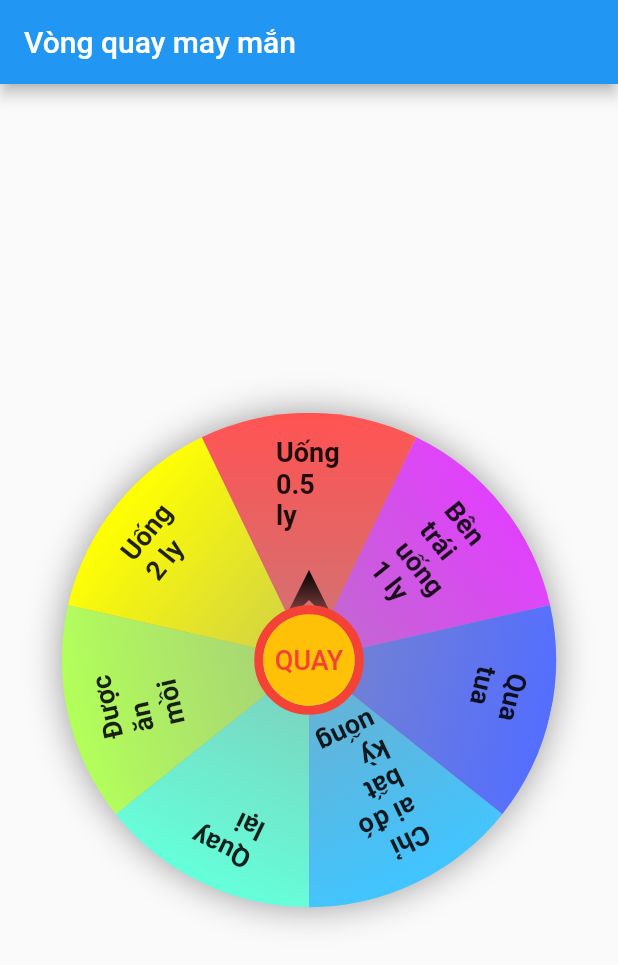
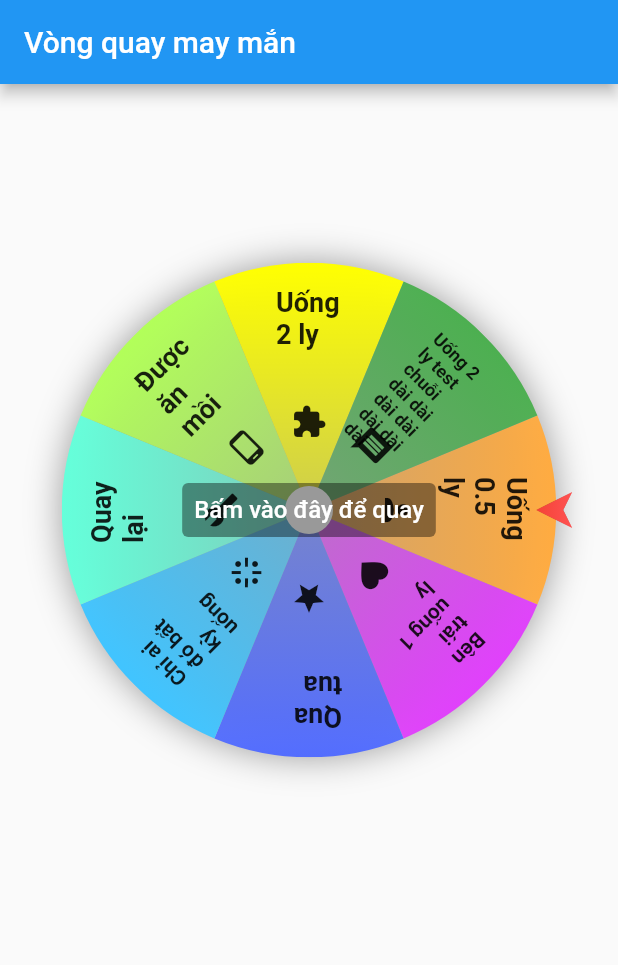
Before and after one commit to kenguyenduc/flutter-fortune-wheel, a Flutter app: the screen it shows after launch, on a phone screen of 412 x 824 dp. Shown: the top 965 px of the screen. Run offline on Flutter 3.47's test engine with Material 2 defaults, Android fonts, the phone set to English and light mode, and no system bars; drawn by our look-alikes of auto_size_text.

Commit message:
add priority fortune wheel

```diff
--- a/example/lib/main.dart
+++ b/example/lib/main.dart
@@ -4,7 +4,10 @@ import 'package:flutter/material.dart';
 import 'package:flutter_fortune_wheel/flutter_fortune_wheel.dart';
 
 void main() {
-  runApp(const MyApp());
+  runApp(const MaterialApp(
+    home: MyApp(),
+    title: 'Example',
+  ));
 }
 
 class MyApp extends StatefulWidget {
@@ -15,10 +18,13 @@ class MyApp extends StatefulWidget {
 }
 
 class _MyAppState extends State<MyApp> {
+  ///Hệ số ưu tiên
+  int numberBonusPriority = 1;
+
   final List<FortuneItem> _fortuneValues = <FortuneItem>[
-    FortuneItem('1', Colors.accents[0], const Icon(Icons.person_sharp)),
-    FortuneItem('2', Colors.accents[2], const Icon(Icons.favorite)),
-    FortuneItem('3', Colors.accents[4], const Icon(Icons.star)),
+    FortuneItem('1', Colors.accents[0], icon: const Icon(Icons.person_sharp)),
+    FortuneItem('2', Colors.accents[2], icon: const Icon(Icons.favorite)),
+    FortuneItem('3', Colors.accents[4], icon: const Icon(Icons.star)),
     FortuneItem('4', Colors.accents[6]),
     FortuneItem('5', Colors.accents[8]),
     FortuneItem('6', Colors.accents[10]),
@@ -31,21 +37,29 @@ class _MyAppState extends State<MyApp> {
   ];
 
   final List<FortuneItem> _anNhau = <FortuneItem>[
+    FortuneItem('Uống 0.5 ly', Colors.accents[14],
+        icon: const Icon(Icons.person_sharp)),
+    FortuneItem('Bên trái uống 1 ly', Colors.accents[2],
+        icon: const Icon(Icons.favorite)),
+    FortuneItem('Qua tua', Colors.accents[4], icon: const Icon(Icons.star)),
+    FortuneItem('Chỉ ai đó bất kỳ uống', Colors.accents[6],
+        icon: const Icon(Icons.stream)),
+    FortuneItem('Quay lại', Colors.accents[8], icon: const Icon(Icons.build)),
+    FortuneItem('Được ăn mồi', Colors.accents[10],
+        icon: const Icon(Icons.phone_android_outlined)),
+    FortuneItem('Uống 2 ly', Colors.accents[12],
+        icon: const Icon(Icons.extension)),
     FortuneItem(
-        'Uống 0.5 ly', Colors.accents[0], const Icon(Icons.person_sharp)),
-    FortuneItem(
-        'Bên trái uống 1 ly', Colors.accents[2], const Icon(Icons.favorite)),
-    FortuneItem('Qua tua', Colors.accents[4], const Icon(Icons.star)),
-    FortuneItem('Chỉ ai đó bất kỳ uống', Colors.accents[6]),
-    FortuneItem('Quay lại', Colors.accents[8]),
-    FortuneItem('Được ăn mồi', Colors.accents[10]),
-    FortuneItem('Uống 2 ly', Colors.accents[12]),
-    // FortuneItem('8', Colors.accents[14]),
-    // FortuneItem('9', Colors.accents[15]),
+        'Uống 2 ly test chuỗi dài dài dài dài dài dài dài', Colors.green,
+        icon: const Icon(Icons.message)),
   ];
 
   final StreamController<FortuneItem> _resultWheelController =
       StreamController<FortuneItem>.broadcast();
+
+  final List<FortuneItem> _resultsHistory = <FortuneItem>[];
+  final StreamController<List<FortuneItem>> _resultsHistoryController =
+      StreamController<List<FortuneItem>>.broadcast();
 
   @override
   void initState() {
@@ -60,6 +74,7 @@ class _MyAppState extends State<MyApp> {
           title: const Text('Vòng quay may mắn'),
         ),
         body: Center(
+          child: SingleChildScrollView(
             child: Column(
               mainAxisSize: MainAxisSize.min,
               children: [
@@ -68,32 +83,44 @@ class _MyAppState extends State<MyApp> {
                   onChanged: (FortuneItem item) {
                     _resultWheelController.add(item);
                   },
-              ),
-              StreamBuilder<FortuneItem>(
-                stream: _resultWheelController.stream,
-                builder: (context, snapshot) {
-                  if (snapshot.data != null) {
-                    return _buildResult(snapshot.data!);
-                  }
-                  return const SizedBox();
+                  onResult: (FortuneItem item) {
+                    showDialog(
+                      context: context,
+                      builder: (context) {
+                        return AlertDialog(
+                          backgroundColor: Colors.white,
+                          title: const Text('Test'),
+                          content: Text('Result: ${item.value}'),
+                        );
+                      },
+                    );
+                    _resultsHistory.add(item);
+                    _resultsHistoryController.add(_resultsHistory);
                   },
                 ),
+                _buildResult(),
+                _buildResultsHistory(),
               ],
+            ),
           ),
         ),
       ),
     );
   }
 
-  Widget _buildResult(FortuneItem item) {
+  Widget _buildResult() {
+    return StreamBuilder<FortuneItem>(
+      stream: _resultWheelController.stream,
+      builder: (context, snapshot) {
+        if (snapshot.data != null) {
           return Padding(
-      padding: const EdgeInsets.symmetric(vertical: 16.0),
+            padding: const EdgeInsets.only(top: 32.0),
             child: Align(
               alignment: Alignment.bottomCenter,
               child: Text(
-          item.value,
+                snapshot.data!.value,
                 style: const TextStyle(
-            fontSize: 20,
+                  fontSize: 16,
                   color: Colors.red,
                   fontWeight: FontWeight.bold,
                 ),
@@ -101,4 +128,29 @@ class _MyAppState extends State<MyApp> {
             ),
           );
         }
+        return const SizedBox();
+      },
+    );
   }
+
+  Widget _buildResultsHistory() {
+    return Container(
+      height: 200,
+      padding: const EdgeInsets.symmetric(vertical: 16, horizontal: 24),
+      child: StreamBuilder<List<FortuneItem>>(
+        stream: _resultsHistoryController.stream,
+        builder: (context, snapshot) {
+          if (snapshot.data != null) {
+            return ListView.builder(
+              itemCount: _resultsHistory.length,
+              itemBuilder: (context, index) {
+                return Text('${index + 1}: ${_resultsHistory[index].value}');
+              },
+            );
+          }
+          return const SizedBox();
+        },
+      ),
+    );
+  }
+}
--- a/lib/src/arrow_view.dart
+++ b/lib/src/arrow_view.dart
@@ -1,5 +1,6 @@
 import 'dart:math';
 import 'package:flutter/material.dart';
+import 'package:flutter_fortune_wheel/src/arrow_view_center_right.dart';
 
 ///Ui Mũi tên chọn giá trị vòng quay
 class ArrowView extends StatelessWidget {
@@ -7,6 +8,10 @@ class ArrowView extends StatelessWidget {
 
   @override
   Widget build(BuildContext context) {
+    // return Align(
+    //   alignment: Alignment(1.08, 0),
+    //   child: ArrowViewCenterRight(),
+    // );
     return Align(
       alignment: Alignment.center,
       child: Transform.rotate(
--- /dev/null
+++ b/lib/src/arrow_view_center_right.dart
@@ -0,0 +1,49 @@
+import 'dart:math';
+
+import 'package:flutter/material.dart';
+
+class ArrowViewCenterRight extends StatelessWidget {
+  const ArrowViewCenterRight({Key? key}) : super(key: key);
+
+  @override
+  Widget build(BuildContext context) {
+    return Transform.rotate(
+      angle: pi / 2,
+      child: ClipPath(
+        clipper: _ArrowClipper(),
+        child: Container(
+          decoration: const BoxDecoration(
+            gradient: LinearGradient(
+              begin: Alignment.topCenter,
+              end: Alignment.bottomCenter,
+              colors: [Colors.redAccent, Colors.red],
+            ),
+            boxShadow: [
+              BoxShadow(color: Colors.black38, blurRadius: 5),
+            ],
+          ),
+          height: 24,
+          width: 24,
+        ),
+      ),
+    );
+  }
+}
+
+class _ArrowClipper extends CustomClipper<Path> {
+  @override
+  Path getClip(Size size) {
+    Offset _center = size.center(Offset.zero);
+    Path _path = Path()
+      ..lineTo(_center.dx, size.height)
+      ..lineTo(size.width, 0)
+      ..lineTo(_center.dx, size.height / 4);
+    _path.close();
+    return _path;
+  }
+
+  @override
+  bool shouldReclip(CustomClipper<Path> oldClipper) {
+    return false;
+  }
+}
--- a/lib/src/board_view.dart
+++ b/lib/src/board_view.dart
@@ -28,21 +28,23 @@ class _BoardViewState extends State<BoardView> {
   Size get size => Size(MediaQuery.of(context).size.shortestSide * 0.8,
       MediaQuery.of(context).size.shortestSide * 0.8);
 
-  double _rotote(int index) => (index / widget.items.length) * 2 * pi;
+  ///Xử lý tính độ xoay của giá trị may mắn
+  double _getRotateOfItem(int index) => (index / widget.items.length) * 2 * pi;
 
   @override
   Widget build(BuildContext context) {
-    return Stack(
+    return Container(
+      height: size.height,
+      width: size.width,
+      decoration: const BoxDecoration(
+        shape: BoxShape.circle,
+        boxShadow: [
+          BoxShadow(blurRadius: 20, color: Colors.black38),
+        ],
+      ),
+      child: Stack(
         alignment: Alignment.center,
         children: <Widget>[
-        //shadow
-        Container(
-          height: size.height,
-          width: size.width,
-          decoration: const BoxDecoration(shape: BoxShape.circle, boxShadow: [
-            BoxShadow(blurRadius: 20, color: Colors.black38),
-          ]),
-        ),
           Transform.rotate(
             angle: -(widget.current + widget.angle) * 2 * pi,
             child: Stack(
@@ -53,17 +55,18 @@ class _BoardViewState extends State<BoardView> {
               ],
             ),
           ),
-        SizedBox(
-          height: size.height,
-          width: size.width,
-          child: const ArrowView(),
+          // SizedBox(
+          //   height: size.height,
+          //   width: size.width,
+          //   child: const ArrowView(),
+          // ),
+        ],
       ),
-      ],
     );
   }
 
   Widget _buildCard(FortuneItem fortuneItem) {
-    double _rotate = _rotote(widget.items.indexOf(fortuneItem));
+    double _rotate = _getRotateOfItem(widget.items.indexOf(fortuneItem));
     double _angle = 2 * pi / widget.items.length;
     return Transform.rotate(
       angle: _rotate,
@@ -85,7 +88,7 @@ class _BoardViewState extends State<BoardView> {
   }
 
   Widget _buildValue(FortuneItem fortuneItem) {
-    double _rotate = _rotote(widget.items.indexOf(fortuneItem));
+    double _rotate = _getRotateOfItem(widget.items.indexOf(fortuneItem));
     return Transform.rotate(
       angle: _rotate,
       child: Container(
@@ -96,12 +99,24 @@ class _BoardViewState extends State<BoardView> {
         child: ConstrainedBox(
           constraints:
               BoxConstraints.expand(height: size.height / 3, width: 44),
+          child: Column(
+            children: [
+              Expanded(
                 child: AutoSizeText(
                   fortuneItem.value,
-            style: const TextStyle(fontSize: 20, fontWeight: FontWeight.bold),
+                  style: const TextStyle(
+                      fontSize: 20, fontWeight: FontWeight.bold),
                   minFontSize: 12,
                   maxFontSize: 18,
-            overflow: TextOverflow.clip,
+                  overflow: TextOverflow.visible,
+                ),
+              ),
+              if (fortuneItem.icon != null)
+                Padding(
+                  padding: const EdgeInsets.all(8),
+                  child: fortuneItem.icon!,
+                ),
+            ],
           ),
         ),
       ),
--- a/lib/src/fortune_wheel.dart
+++ b/lib/src/fortune_wheel.dart
@@ -1,5 +1,6 @@
 import 'dart:math';
 import 'package:flutter/material.dart';
+import 'package:flutter_fortune_wheel/src/arrow_view_center_right.dart';
 import 'package:flutter_fortune_wheel/src/board_view.dart';
 import 'package:flutter_fortune_wheel/src/models/fortune_item.dart';
 
@@ -8,12 +9,14 @@ class FortunerWheel extends StatefulWidget {
     Key? key,
     required this.items,
     required this.onChanged,
+    required this.onResult,
     this.durationWheel = const Duration(milliseconds: 5000),
   }) : super(key: key);
 
   final List<FortuneItem> items;
   final Duration durationWheel;
-  final Function(FortuneItem fortuneItem) onChanged;
+  final Function(FortuneItem item) onChanged;
+  final Function(FortuneItem item) onResult;
 
   @override
   _FortunerWheelState createState() => _FortunerWheelState();
@@ -25,13 +28,12 @@ class _FortunerWheelState extends State<FortunerWheel>
   double _current = 0;
   late AnimationController _wheelAnimationController;
   late Animation _wheelAnimation;
-  static const _durationWheel = Duration(milliseconds: 5000);
 
   @override
   void initState() {
     super.initState();
     _wheelAnimationController =
-        AnimationController(vsync: this, duration: _durationWheel);
+        AnimationController(vsync: this, duration: widget.durationWheel);
     _wheelAnimation = CurvedAnimation(
         parent: _wheelAnimationController,
         curve: Curves.fastLinearToSlowEaseIn);
@@ -48,29 +50,38 @@ class _FortunerWheelState extends State<FortunerWheel>
     return AnimatedBuilder(
       animation: _wheelAnimation,
       builder: (context, child) {
-          final _value = _wheelAnimation.value;
-          final _angle = _value * this._angle;
-          widget.onChanged.call(
-              widget.items[_getIndexWheelItem(_value * _angle + _current)]);
+        // print('value = ${_wheelAnimation.value}');
+        // print('this._angle = ${this._angle}');
+        final animationValue = _wheelAnimation.value;
+        final angle = animationValue * _angle;
+        // print('_angle = ${_wheelAnimation.value}');
+        final index = _getIndexFortuneItem(animationValue * angle + _current);
+        widget.onChanged.call(widget.items[index]);
         return Stack(
           alignment: Alignment.center,
           children: <Widget>[
-              BoardView(items: widget.items, current: _current, angle: _angle),
+            Transform.rotate(
+              angle: pi / 2,
+              child: BoardView(
+                items: widget.items,
+                current: _current,
+                angle: angle,
+              ),
+            ),
             _buildCenterOfWheel(),
             _buildGo(),
-              // SizedBox(
-              //   height: MediaQuery.of(context).size.shortestSide * 0.8,
-              //   width: MediaQuery.of(context).size.shortestSide * 0.8,
-              //   child: const Align(
-              //     alignment: Alignment(1.1, 0),
-              //     child: Icon(
-              //       Icons.arrow_back_ios_outlined,
-              //     ),
-              //   ),
-              // ),
+            SizedBox(
+              height: MediaQuery.of(context).size.shortestSide * 0.8,
+              width: MediaQuery.of(context).size.shortestSide * 0.8,
+              child: const Align(
+                alignment: Alignment(1.07, 0),
+                child: ArrowViewCenterRight(),
+              ),
+            ),
           ],
         );
-        });
+      },
+    );
   }
 
   Widget _buildCenterOfWheel() {
@@ -81,38 +92,19 @@ class _FortunerWheelState extends State<FortunerWheel>
   }
 
   Widget _buildGo() {
-    return Container(
-      padding: EdgeInsets.zero,
-      decoration: BoxDecoration(
-        border: Border.all(width: 6, color: Colors.red),
-        shape: BoxShape.circle,
-      ),
+    return Visibility(
+      visible: !_wheelAnimationController.isAnimating,
       child: TextButton(
         onPressed: _handleButtonGoPressed,
         style: TextButton.styleFrom(
-          backgroundColor: Colors.amber,
-          shape: const CircleBorder(),
-          padding: const EdgeInsets.all(20),
-          shadowColor: Colors.black.withOpacity(0.07),
-          tapTargetSize: MaterialTapTargetSize.shrinkWrap,
-          visualDensity: const VisualDensity(vertical: 0, horizontal: 0),
+          backgroundColor: Colors.black.withOpacity(0.4),
         ),
         child: const Text(
-          'QUAY',
-          style: TextStyle(fontSize: 18, color: Colors.red),
+          'Bấm vào đây để quay',
+          style: TextStyle(fontSize: 16, color: Colors.white),
         ),
       ),
     );
-    // return TextButton(
-    //   onPressed: _handleButtonGoPressed,
-    //   style: TextButton.styleFrom(
-    //     backgroundColor: Colors.black.withOpacity(0.4),
-    //   ),
-    //   child: const Text(
-    //     'Bấm vào đây để quay',
-    //     style: TextStyle(fontSize: 16, color: Colors.white),
-    //   ),
-    // );
   }
 
   void _handleButtonGoPressed() {
@@ -121,13 +113,19 @@ class _FortunerWheelState extends State<FortunerWheel>
       _angle = 20 + Random().nextInt(5) + _random;
       _wheelAnimationController.forward(from: 0.0).then((_) {
         _current = (_current + _random);
-        _current = _current - _current ~/ 1;
+        _current = _current - _current.floor();
         _wheelAnimationController.reset();
+
+        ///Lấy kết quả vòng quay
+        final animationValue = _wheelAnimation.value;
+        final angle = _wheelAnimation.value * _angle;
+        final index = _getIndexFortuneItem(animationValue * angle + _current);
+        widget.onResult.call(widget.items[index]);
       });
     }
   }
 
-  int _getIndexWheelItem(value) {
+  int _getIndexFortuneItem(value) {
     double _base = (2 * pi / widget.items.length / 2) / (2 * pi);
     return (((_base + value) % 1) * widget.items.length).floor();
   }
--- a/lib/src/models/fortune_item.dart
+++ b/lib/src/models/fortune_item.dart
@@ -2,9 +2,13 @@ import 'package:flutter/material.dart';
 
 ///Giá tri may mắn phần tử vòng quay
 class FortuneItem {
-  FortuneItem(this.value, this.color, [this.icon]);
+  FortuneItem(this.value, this.color, {this.priority, this.icon});
 
   final String value;
   final Color color;
+
+  ///Dộ ưu tiên quay trúng - là số lần xuất hiện trong danh sách xoay trúng
+  ///Mặc định [priority] = 1
+  final int? priority;
   final Widget? icon;
 }
```
Also changed, not shown: lib/src/utils/generate_fortune_id.dart (added). Lines whose indentation alone changed are shown as unchanged.
